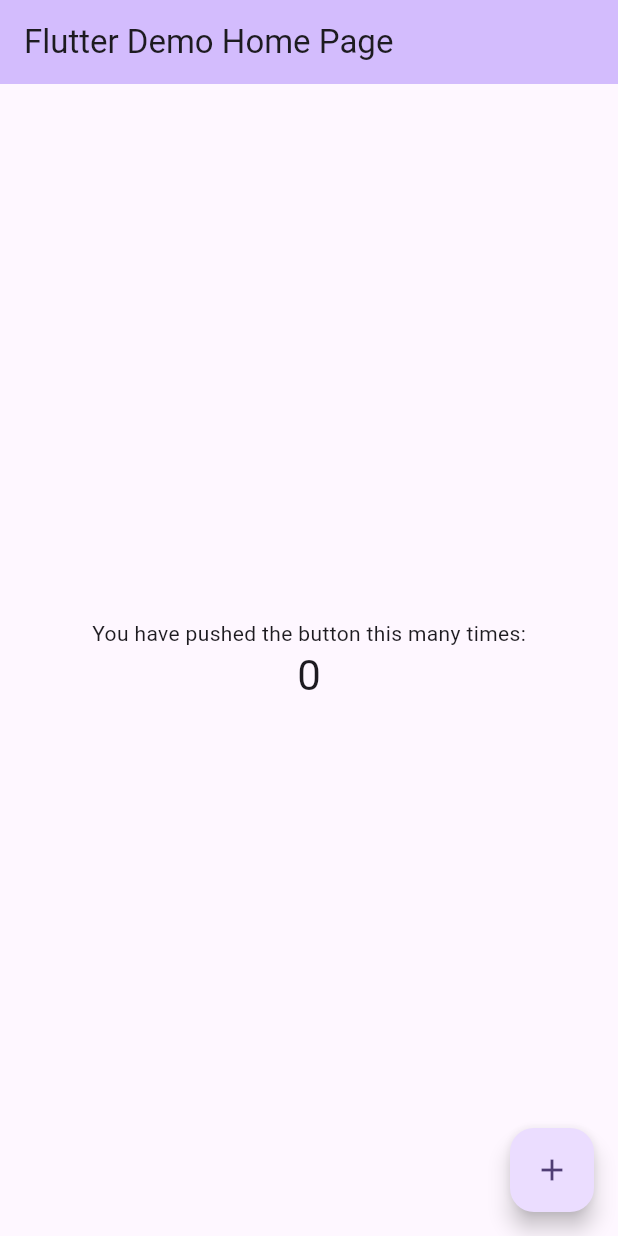
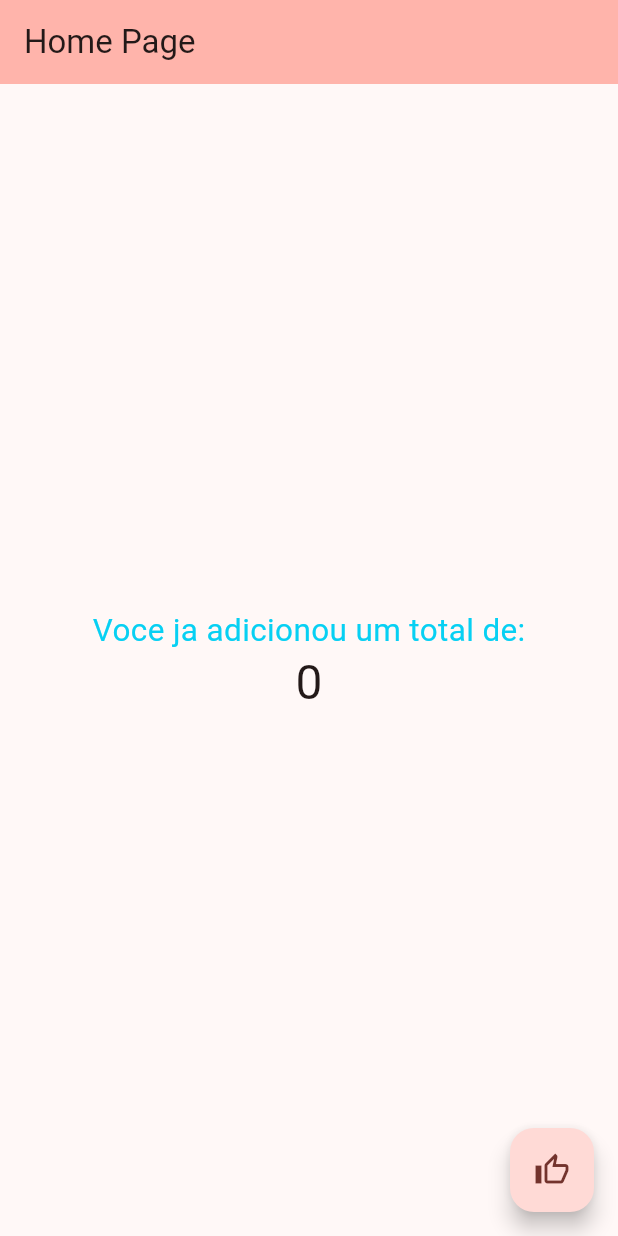
Before and after one commit to andrelsalves/first_app_flutter, a Flutter app: the screen it shows after launch, on a phone screen of 412 x 824 dp. Run offline on Flutter 3.47's test engine with Material 2 defaults, Android fonts, the phone set to English and light mode, and no system bars.

Commit message:
Mudanca no tamanho da fonte, cor e icone, alem da troca do titulo.

```diff
--- a/lib/main.dart
+++ b/lib/main.dart
@@ -28,10 +28,10 @@ class MyApp extends StatelessWidget {
         //
         // This works for code too, not just values: Most code changes can be
         // tested with just a hot reload.
-        colorScheme: ColorScheme.fromSeed(seedColor: Colors.deepPurple),
+        colorScheme: ColorScheme.fromSeed(seedColor: Color.fromARGB(178, 206, 31, 31)),
         useMaterial3: true,
       ),
-      home: const MyHomePage(title: 'Flutter Demo Home Page'),
+      home: const MyHomePage(title: 'Home Page'),
     );
   }
 }
@@ -65,9 +65,8 @@ class _MyHomePageState extends State<MyHomePage> {
       // _counter without calling setState(), then the build method would not be
       // called again, and so nothing would appear to happen.
       _counter++;
-    });
-  }
-
+  });
+}
   @override
   Widget build(BuildContext context) {
     // This method is rerun every time setState is called, for instance as done
@@ -106,11 +105,12 @@ class _MyHomePageState extends State<MyHomePage> {
           mainAxisAlignment: MainAxisAlignment.center,
           children: <Widget>[
             const Text(
-              'You have pushed the button this many times:',
+              'Voce ja adicionou um total de:',
+              style: TextStyle(color: Color.fromARGB(255, 7, 208, 243), fontSize: 21),
             ),
             Text(
               '$_counter',
-              style: Theme.of(context).textTheme.headlineMedium,
+              style: Theme.of(context).textTheme.headlineLarge,
             ),
           ],
         ),
@@ -118,7 +118,7 @@ class _MyHomePageState extends State<MyHomePage> {
       floatingActionButton: FloatingActionButton(
         onPressed: _incrementCounter,
         tooltip: 'Increment',
-        child: const Icon(Icons.add),
+        child: const Icon(Icons.thumb_up_alt_outlined),
       ), // This trailing comma makes auto-formatting nicer for build methods.
     );
   }
```
